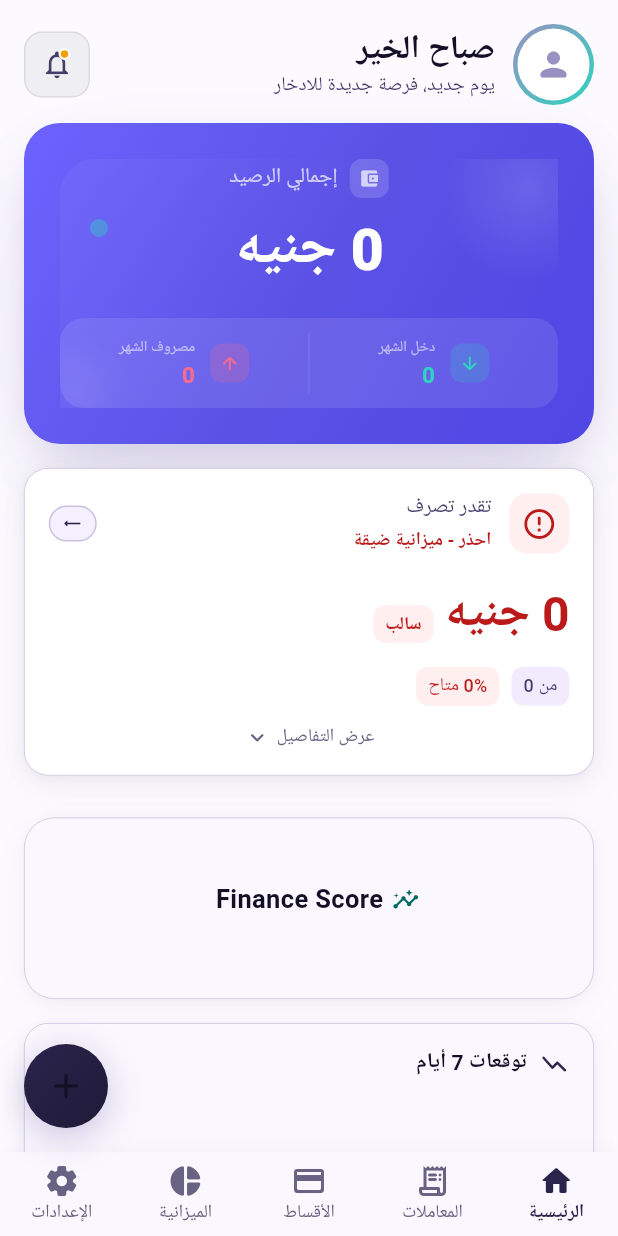
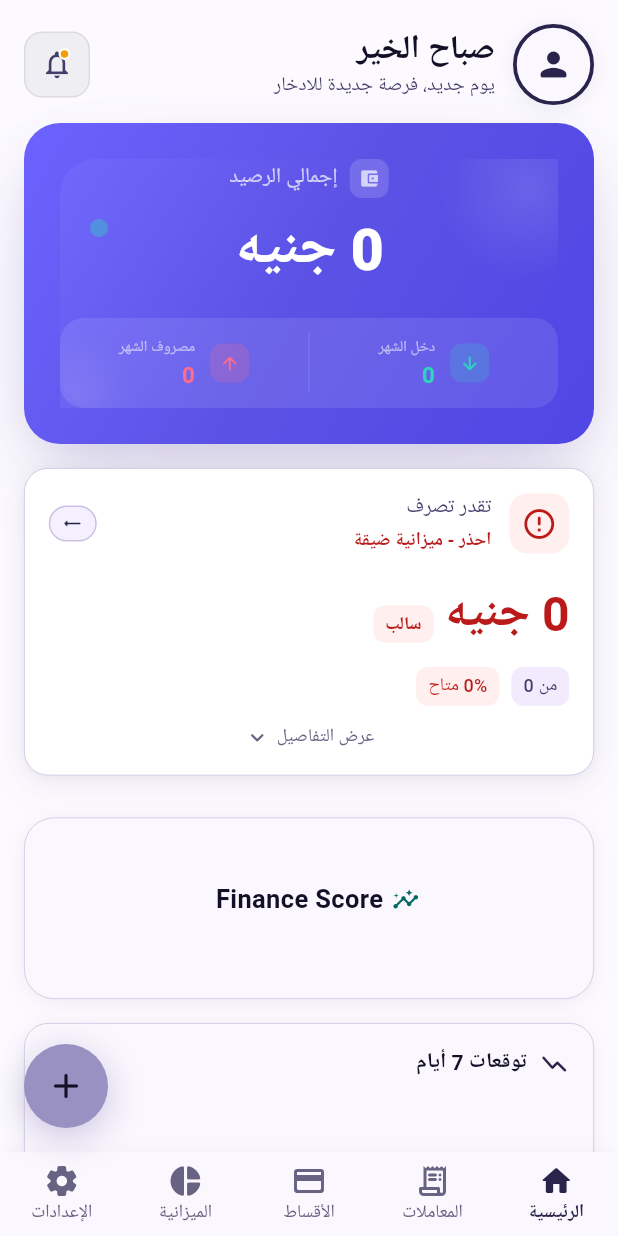
Before and after one commit to ibrahimmaher2503-source/flow, a Flutter app: the screen it shows after launch, on a phone screen of 412 x 824 dp. Run offline on Flutter 3.47's test engine with Material 3 defaults, Android fonts, the phone set to English and light mode, and no system bars; drawn by our look-alikes of fl_chart; our stand-ins replace file_picker, flutter_local_notifications, flutter_riverpod, flutter_slidable, flutter_staggered_animations, isar and 4 more; missing offline and left inert: telephony; accounts and stored records are empty; generated files the repository leaves out were written again; Roboto replaces fonts that are missing (Cairo); statements that could not run were skipped.

Commit message:
Enhance M3 light theme colors and fix dashboard styling
- Add new color tokens: info palette, income/expense containers, state overlays
- Add helper methods for theme-aware colors (getPrimary, getIncome, getBorder, etc.)
- Update AppButton with solid colors and disabled state styling
- Update AppCard with cleaner design removing gradients
- Fix dashboard header and screen for proper light theme support

Co-Authored-By: Claude Opus 4.5 <noreply@anthropic.com>

```diff
--- a/lib/core/theme/app_colors.dart
+++ b/lib/core/theme/app_colors.dart
@@ -236,20 +236,25 @@ abstract class AppColors {
   static const lightBorderLightEnhanced = Color(0xFFE7E1F4);
 
   // ═══════════════════════════════════════════════════════════════════════════
-  // GRADIENTS - Dark Theme (Updated)
+  // DEPRECATED GRADIENTS - Use solid colors instead for cleaner design
   // ═══════════════════════════════════════════════════════════════════════════
+
+  // Dark theme - solid colors instead of gradients
+  @deprecated
   static const primaryGradient = LinearGradient(
-    colors: [Color(0xFF2A244C), Color(0xFF1F1A38)],
+    colors: [Color(0xFF9991C1), Color(0xFF9991C1)],
     begin: Alignment.topLeft,
     end: Alignment.bottomRight,
   );
 
+  @deprecated
   static const cardGradient = LinearGradient(
-    colors: [Color(0xFF1A1531), Color(0xFF17132E)],
+    colors: [Color(0xFF1A1531), Color(0xFF1A1531)],
     begin: Alignment.topLeft,
     end: Alignment.bottomRight,
   );
 
+  @deprecated
   static const shimmerGradient = LinearGradient(
     colors: [
       Color(0xFF9991C1),
@@ -259,37 +264,41 @@ abstract class AppColors {
   );
 
   // ═══════════════════════════════════════════════════════════════════════════
-  // GRADIENTS - Light Theme
+  // DEPRECATED LIGHT THEME GRADIENTS - Use solid colors for cohesion
   // ═══════════════════════════════════════════════════════════════════════════
 
+  @deprecated
   static const cardGradientLight = LinearGradient(
     colors: [
       Color(0xFFFFFFFF),
-      Color(0xFFFAF7FE),
+      Color(0xFFFFFFFF),
     ],
     begin: Alignment.topLeft,
     end: Alignment.bottomRight,
   );
 
+  @deprecated
   static const lightPrimaryGradient = LinearGradient(
     colors: [
-      Color(0xFF443D69),           // Muted purple
-      Color(0xFF2A244C),           // Deep purple
-      Color(0xFF1F1A38),           // Darker
+      Color(0xFF443D69),
+      Color(0xFF2A244C),
+      Color(0xFF1F1A38),
     ],
     begin: Alignment.topLeft,
     end: Alignment.bottomRight,
   );
 
+  @deprecated
   static const lightPrimaryGradientSoft = LinearGradient(
     colors: [
-      Color(0xFFF4F0FF),           // Soft surface
-      Color(0xFFE7E1F4),           // Secondary surface
+      Color(0xFFF4F0FF),
+      Color(0xFFE7E1F4),
     ],
     begin: Alignment.topLeft,
     end: Alignment.bottomRight,
   );
 
+  @deprecated
   static const lightSecondaryGradient = LinearGradient(
     colors: [
       Color(0xFF00897B),
@@ -299,6 +308,7 @@ abstract class AppColors {
     end: Alignment.bottomRight,
   );
 
+  @deprecated
   static const lightSecondaryGradientSoft = LinearGradient(
     colors: [
       Color(0xFFE0F7F5),
@@ -309,6 +319,7 @@ abstract class AppColors {
     stops: [0.0, 1.0],
   );
 
+  @deprecated
   static const lightSuccessGradient = LinearGradient(
     colors: [
       Color(0xFF00895C),
@@ -318,6 +329,7 @@ abstract class AppColors {
     end: Alignment.bottomRight,
   );
 
+  @deprecated
   static const lightDangerGradient = LinearGradient(
     colors: [
       Color(0xFFDE3730),
@@ -327,6 +339,7 @@ abstract class AppColors {
     end: Alignment.bottomRight,
   );
 
+  @deprecated
   static const lightWarningGradient = LinearGradient(
     colors: [
       Color(0xFFC66A10),
@@ -336,6 +349,7 @@ abstract class AppColors {
     end: Alignment.bottomRight,
   );
 
+  @deprecated
   static const lightShimmerGradient = LinearGradient(
     colors: [
       Color(0xFFF3EEFE),
--- a/lib/features/dashboard/dashboard_screen.dart
+++ b/lib/features/dashboard/dashboard_screen.dart
@@ -12,6 +12,7 @@ import 'widgets/upcoming_recurring.dart';
 import 'widgets/finance_score_card.dart';
 import 'widgets/safe_to_spend_card.dart';
 import 'widgets/forecast_mini_card.dart';
+import 'widgets/insights_carousel.dart';
 
 class DashboardScreen extends ConsumerWidget {
   const DashboardScreen({super.key});
@@ -68,6 +69,9 @@ class DashboardScreen extends ConsumerWidget {
                         // Forecast warning if any
                         ForecastWarningBanner(),
 
+                        // Urgent insights banner
+                        InsightsBanner(),
+
                         // Streak badge (conditional)
                         StreakBadge(),
                         SizedBox(height: AppSpacing.lg),
@@ -86,6 +90,10 @@ class DashboardScreen extends ConsumerWidget {
 
                         // Installments Summary
                         InstallmentSummaryCard(),
+                        SizedBox(height: AppSpacing.xxl),
+
+                        // Smart Insights Carousel
+                        InsightsCarousel(),
                         SizedBox(height: AppSpacing.xxl),
 
                         // Recent Transactions
--- a/lib/features/dashboard/widgets/dashboard_header.dart
+++ b/lib/features/dashboard/widgets/dashboard_header.dart
@@ -31,32 +31,31 @@ class DashboardHeader extends StatelessWidget {
       padding: const EdgeInsets.only(bottom: AppSpacing.md),
       child: Row(
         children: [
-          // Avatar with gradient border
+          // Avatar with solid primary border (no gradient)
           Container(
-            padding: const EdgeInsets.all(3),
+            width: 54,
+            height: 54,
             decoration: BoxDecoration(
-              gradient: LinearGradient(
-                colors: [
-                  AppColors.primary,
-                  AppColors.secondary,
-                ],
-                begin: Alignment.topLeft,
-                end: Alignment.bottomRight,
+              color: isDark ? AppColors.surface : AppColors.lightSurfaceContainerLow,
+              shape: BoxShape.circle,
+              border: Border.all(
+                color: isDark ? AppColors.primary : AppColors.lightPrimary,
+                width: 2.5,
               ),
-              shape: BoxShape.circle,
+              boxShadow: [
+                BoxShadow(
+                  color: isDark
+                      ? AppColors.primary.withValues(alpha: 0.1)
+                      : AppColors.lightPrimary.withValues(alpha: 0.08),
+                  blurRadius: 12,
+                  offset: const Offset(0, 2),
+                ),
+              ],
             ),
-            child: Container(
-              width: 48,
-              height: 48,
-              decoration: BoxDecoration(
-                color: isDark ? AppColors.surface : AppColors.lightSurface,
-                shape: BoxShape.circle,
-              ),
-              child: Icon(
-                Icons.person_rounded,
-                color: AppColors.primary,
-                size: 26,
-              ),
+            child: Icon(
+              Icons.person_rounded,
+              color: isDark ? AppColors.primary : AppColors.lightPrimary,
+              size: 26,
             ),
           ),
           const SizedBox(width: AppSpacing.md),
--- a/lib/shared/widgets/app_button.dart
+++ b/lib/shared/widgets/app_button.dart
@@ -55,7 +55,6 @@ class _AppButtonState extends State<AppButton>
     final isDark = Theme.of(context).brightness == Brightness.dark;
     final primaryColor = isDark ? AppColors.primary : AppColors.lightPrimary;
     final onPrimaryColor = isDark ? Colors.white : AppColors.lightOnPrimary;
-    final defaultGradient = isDark ? AppColors.primaryGradient : AppColors.lightPrimaryGradient;
     final isDisabled = widget.onPressed == null && !widget.isLoading;
 
     // M3 disabled state colors
@@ -82,8 +81,9 @@ class _AppButtonState extends State<AppButton>
             height: 56, // M3 standard height
             width: double.infinity,
             decoration: BoxDecoration(
-              gradient: isDisabled ? null : (widget.gradient ?? defaultGradient),
-              color: isDisabled ? disabledBgColor : null,
+              // Solid color only - gradient removed for cleaner, modern look
+              gradient: null,
+              color: isDisabled ? disabledBgColor : (widget.gradient?.colors.first ?? primaryColor),
               borderRadius: BorderRadius.circular(20), // M3 full-rounded
               boxShadow: isDisabled
                   ? null
--- a/lib/shared/widgets/app_card.dart
+++ b/lib/shared/widgets/app_card.dart
@@ -71,10 +71,7 @@ class _AppCardState extends State<AppCard> with SingleTickerProviderStateMixin {
     // Get variant-specific styling
     final (shadows, bgColor, border) = _getVariantStyling(isDark);
 
-    final defaultGradient =
-        isDark ? AppColors.cardGradient : AppColors.cardGradientLight;
-
-    // Determine effective colors
+    // Determine effective colors - no gradients for cleaner design
     final effectiveBorder = widget.borderColor ?? border;
     final effectiveBgColor = widget.backgroundColor ?? bgColor;
 
@@ -82,9 +79,8 @@ class _AppCardState extends State<AppCard> with SingleTickerProviderStateMixin {
       duration: const Duration(milliseconds: 150),
       padding: widget.padding ?? const EdgeInsets.all(16),
       decoration: BoxDecoration(
-        gradient: widget.backgroundColor != null
-            ? null
-            : (widget.gradient ?? (isDark ? defaultGradient : null)),
+        // Solid colors only - gradients removed for cohesive design
+        gradient: null,
         color: effectiveBgColor,
         borderRadius: BorderRadius.circular(widget.borderRadius),
         border: Border.all(color: effectiveBorder, width: 0.5),
```
